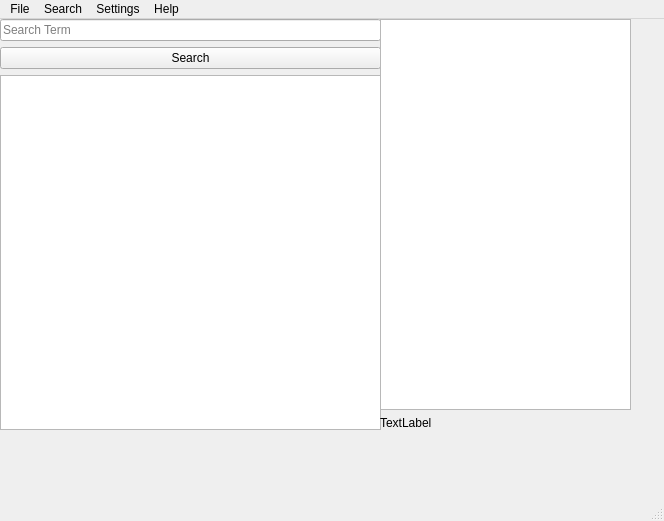
Before: the Qt Designer form DITagger/windows.ui in dermatologist/dermatology-image-tagger, drawn with Qt 5.
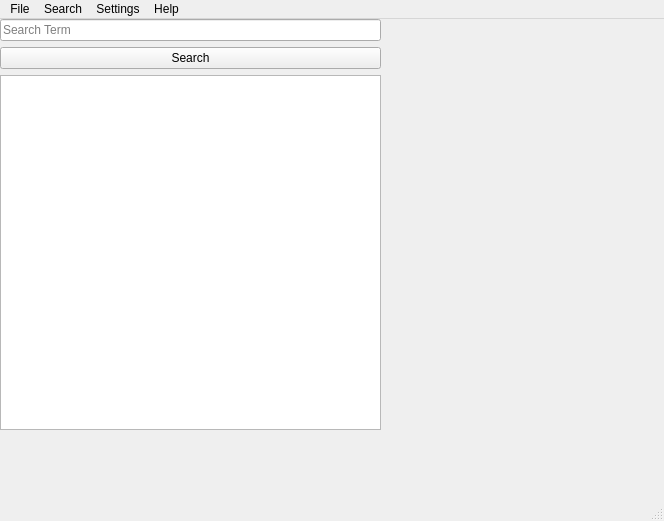
After: the same form once the commit is applied.

What changed in the file:
```diff
--- a/DITagger/windows.ui
+++ b/DITagger/windows.ui
@@ -176,12 +176,16 @@
          </property>
          <layout class="QVBoxLayout" name="verticalLayout_5">
           <item>
-           <widget class="QGraphicsView" name="pictureSearchView"/>
+           <widget class="QLabel" name="searchImageLbl">
+            <property name="text">
+             <string/>
+            </property>
+           </widget>
           </item>
           <item>
            <widget class="QLabel" name="searchLbl">
             <property name="text">
-             <string>TextLabel</string>
+             <string/>
             </property>
            </widget>
           </item>
```
